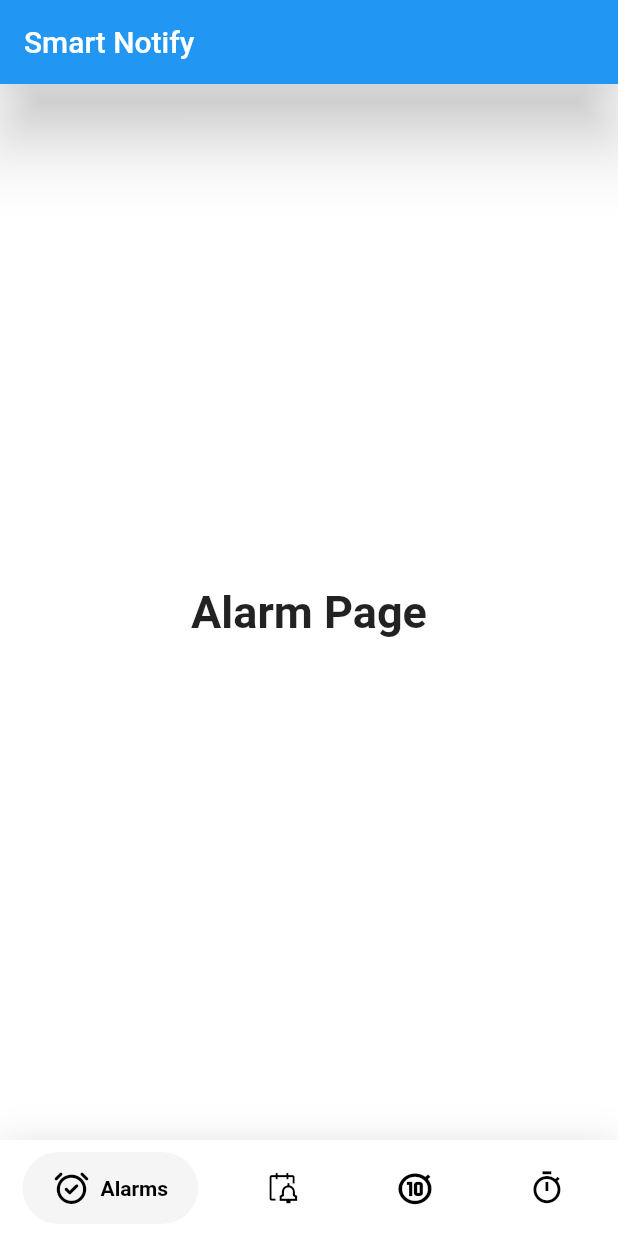
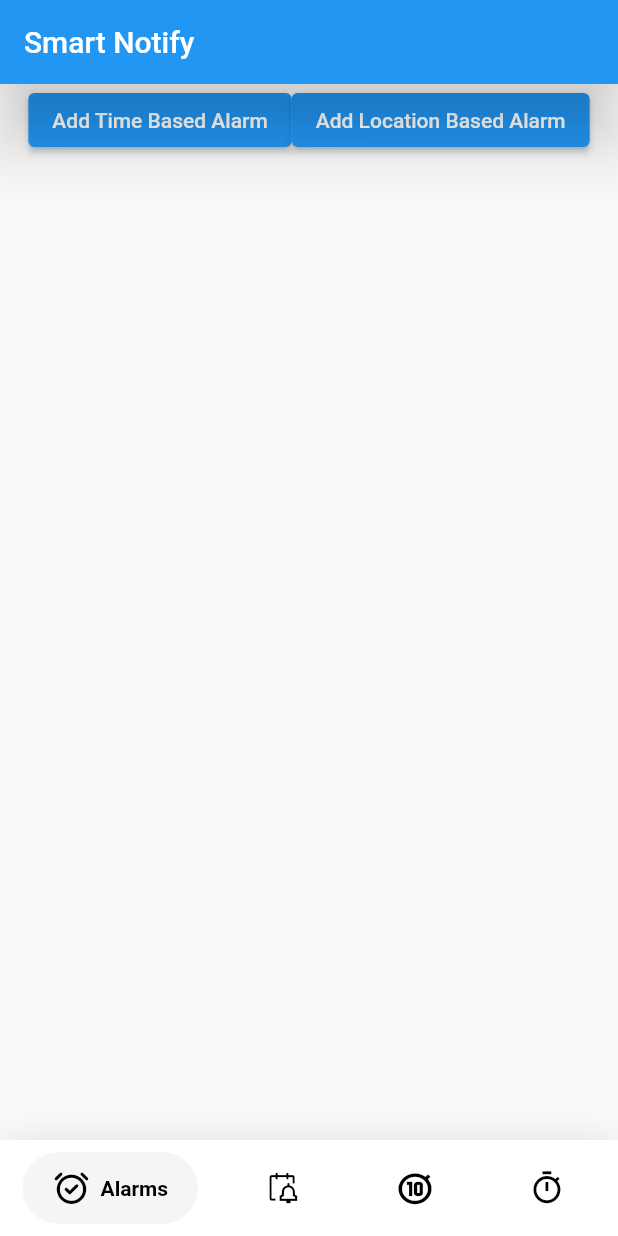
Before and after one commit to YeasirAR/smart_notify, a Flutter app: the screen it shows after launch, on a phone screen of 412 x 824 dp. Run offline on Flutter 3.47's test engine with Material 2 defaults, Android fonts, the phone set to English and light mode, and no system bars; drawn by our look-alikes of google_nav_bar; our stand-ins replace font_awesome_flutter, line_icons.

Commit message:
Add alarm buttons

```diff
--- /dev/null
+++ b/lib/alarm.dart
@@ -0,0 +1,25 @@
+import 'package:flutter/material.dart';
+
+class Alarm extends StatefulWidget {
+  const Alarm({super.key});
+
+  @override
+  State<Alarm> createState() => _AlarmState();
+}
+
+class _AlarmState extends State<Alarm> {
+  @override
+  Widget build(BuildContext context) {
+    return Scaffold(
+      body: Row(
+          mainAxisAlignment: MainAxisAlignment.center,
+          crossAxisAlignment: CrossAxisAlignment.center,
+          children: [
+            ElevatedButton(
+                onPressed: (() => {}), child: Text('Add Time Based Alarm')),
+            ElevatedButton(
+                onPressed: (() => {}), child: Text('Add Location Based Alarm')),
+          ]),
+    );
+  }
+}
--- a/lib/homepage.dart
+++ b/lib/homepage.dart
@@ -4,6 +4,7 @@ import 'package:flutter/material.dart';
 import 'package:font_awesome_flutter/font_awesome_flutter.dart';
 import 'package:google_nav_bar/google_nav_bar.dart';
 import 'package:line_icons/line_icons.dart';
+import 'package:smart_notify/alarm.dart';
 import 'nav_icons.dart';
 
 class HomePage extends StatefulWidget {
@@ -18,10 +19,8 @@ class _HomePageState extends State<HomePage> {
   static const TextStyle optionStyle =
       TextStyle(fontSize: 30, fontWeight: FontWeight.w600);
   static const List<Widget> _widgetOptions = <Widget>[
-    Text(
-      'Alarm Page',
-      style: optionStyle,
-    ),
+
+    Alarm(),
     Text(
       'Reminder Page',
       style: optionStyle,
```
